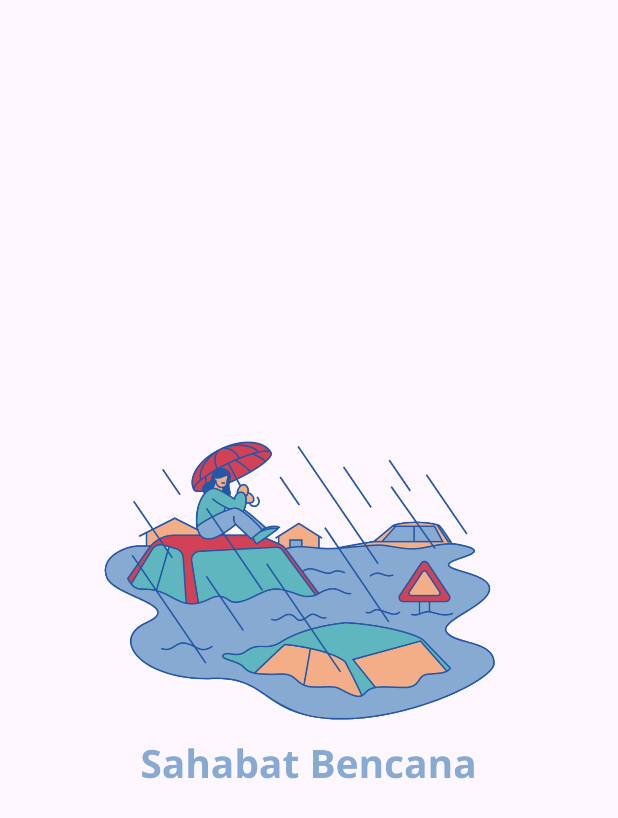
After one commit to GG-3-0-Mobile-Engineering/ME14-SahabatBencana-GG3MEGP0573-MiftahulHuda, an Android app: the SplashScreenFragment screen opened directly, with no data from a screen before it, on a phone screen of 412 x 824 dp. The commit adds this screen. Shown: the top 818 px of the screen. Run offline under Robolectric (Android 15) with nearby library versions, the phone set to English and light mode, and no system bars; 3 statements that could not run were skipped.

Commit message:
feat(main): added notification & splash screen

```diff
--- a/app/src/main/AndroidManifest.xml
+++ b/app/src/main/AndroidManifest.xml
@@ -2,6 +2,7 @@
 <manifest xmlns:android="http://schemas.android.com/apk/res/android"
     xmlns:tools="http://schemas.android.com/tools">
 
+    <uses-permission android:name="android.permission.POST_NOTIFICATIONS" />
     <application
         android:name=".MyApplication"
         android:allowBackup="true"
--- /dev/null
+++ b/app/src/main/java/com/miftahulhudaf/sahabatbencana/SplashScreenFragment.kt
@@ -0,0 +1,37 @@
+package com.miftahulhudaf.sahabatbencana
+
+import android.os.Bundle
+import android.os.Handler
+import android.os.Looper
+import androidx.fragment.app.Fragment
+import android.view.LayoutInflater
+import android.view.View
+import android.view.ViewGroup
+import androidx.navigation.fragment.findNavController
+import com.huda.sahabatbanjir.notification.WorkManagerHandler
+
+class SplashScreenFragment : Fragment() {
+
+
+    override fun onCreateView(
+        inflater: LayoutInflater, container: ViewGroup?,
+        savedInstanceState: Bundle?
+    ): View? {
+        val view = inflater.inflate(R.layout.fragment_splash_screen, container, false)
+
+
+        Handler(Looper.getMainLooper()).postDelayed({
+            findNavController().navigate(R.id.action_splashScreenFragment_to_mapsFragment)
+        }, 3000)
+
+
+        val handler = context?.let { WorkManagerHandler(it) }
+        if (handler != null) {
+            handler.cancelNotificationWorker()
+            handler.scheduleNotificationWorker()
+        }
+
+        return view
+    }
+
+}
--- a/app/src/main/java/com/miftahulhudaf/sahabatbencana/data/api/ApiService.kt
+++ b/app/src/main/java/com/miftahulhudaf/sahabatbencana/data/api/ApiService.kt
@@ -19,5 +19,6 @@ interface ApiService {
     @GET("floodgauges")
     suspend fun getMonitoring(
         @Query("admin") admin: String = "ID-JK",
+        @Query("minimum_state") minimumState: Int = 1
     ): MonitoringResponse
 }
--- /dev/null
+++ b/app/src/main/java/com/miftahulhudaf/sahabatbencana/notifications/WorkManagerHandler.kt
@@ -0,0 +1,45 @@
+package com.huda.sahabatbanjir.notification
+
+import android.content.Context
+import android.util.Log
+import androidx.work.Constraints
+import androidx.work.ExistingPeriodicWorkPolicy
+import androidx.work.NetworkType
+import androidx.work.PeriodicWorkRequest
+import androidx.work.WorkManager
+import java.util.concurrent.TimeUnit
+
+class WorkManagerHandler(context: Context) {
+
+    private val workManager = WorkManager.getInstance(context)
+
+    fun scheduleNotificationWorker() {
+        val constraints = Constraints.Builder()
+            .setRequiredNetworkType(NetworkType.CONNECTED)
+            .build()
+
+        Log.d("scheduleNotificationWorker", "START")
+
+        val notificationRequest = PeriodicWorkRequest.Builder(
+            NotificationWorker::class.java,
+            1, TimeUnit.HOURS
+        )
+            .setConstraints(constraints)
+            .build()
+
+        workManager.enqueueUniquePeriodicWork(
+            NOTIFICATION_WORKER_TAG,
+            ExistingPeriodicWorkPolicy.KEEP,
+            notificationRequest
+        )
+    }
+
+    fun cancelNotificationWorker() {
+        Log.d("scheduleNotificationWorker", "END")
+        workManager.cancelUniqueWork(NOTIFICATION_WORKER_TAG)
+    }
+
+    private companion object {
+        const val NOTIFICATION_WORKER_TAG = "notification_worker_tag"
+    }
+}
--- /dev/null
+++ b/app/src/main/res/drawable/ic_notifications.xml
@@ -0,0 +1,5 @@
+<vector android:height="24dp" android:tint="#000000"
+    android:viewportHeight="24" android:viewportWidth="24"
+    android:width="24dp" xmlns:android="http://schemas.android.com/apk/res/android">
+    <path android:fillColor="@android:color/white" android:pathData="M12,22c1.1,0 2,-0.9 2,-2h-4c0,1.1 0.89,2 2,2zM18,16v-5c0,-3.07 -1.64,-5.64 -4.5,-6.32L13.5,4c0,-0.83 -0.67,-1.5 -1.5,-1.5s-1.5,0.67 -1.5,1.5v0.68C7.63,5.36 6,7.92 6,11v5l-2,2v1h16v-1l-2,-2z"/>
+</vector>
--- /dev/null
+++ b/app/src/main/res/layout/fragment_splash_screen.xml
@@ -0,0 +1,23 @@
+<?xml version="1.0" encoding="utf-8"?>
+<FrameLayout
+    xmlns:android="http://schemas.android.com/apk/res/android"
+    xmlns:tools="http://schemas.android.com/tools"
+    xmlns:app="http://schemas.android.com/apk/res-auto"
+    android:layout_width="match_parent"
+    android:layout_height="match_parent"
+    android:orientation="vertical"
+    android:layout_gravity="center_vertical"
+    tools:context=".SplashScreenFragment">
+
+    <ImageView
+        android:layout_width="350dp"
+        android:layout_height="350dp"
+        android:layout_gravity="center"
+        android:contentDescription="@string/app_name"
+        android:src="@drawable/splash"
+        app:layout_constraintBottom_toBottomOf="parent"
+        app:layout_constraintEnd_toEndOf="parent"
+        app:layout_constraintStart_toStartOf="parent"
+        app:layout_constraintTop_toTopOf="parent" />
+
+</FrameLayout>
--- a/app/src/main/res/navigation/nav_graph.xml
+++ b/app/src/main/res/navigation/nav_graph.xml
@@ -3,7 +3,7 @@
     xmlns:app="http://schemas.android.com/apk/res-auto"
     xmlns:tools="http://schemas.android.com/tools"
     android:id="@+id/nav_graph"
-    app:startDestination="@id/mapsFragment">
+    app:startDestination="@id/splashScreenFragment">
 
     <fragment
         android:id="@+id/mapsFragment"
@@ -21,4 +21,13 @@
         android:name="com.miftahulhudaf.sahabatbencana.SettingFragment"
         android:label="fragment_setting"
         tools:layout="@layout/fragment_setting" />
+    <fragment
+        android:id="@+id/splashScreenFragment"
+        android:name="com.miftahulhudaf.sahabatbencana.SplashScreenFragment"
+        android:label="fragment_splash_screen"
+        tools:layout="@layout/fragment_splash_screen" >
+        <action
+            android:id="@+id/action_splashScreenFragment_to_mapsFragment"
+            app:destination="@id/mapsFragment" />
+    </fragment>
 </navigation>
--- a/app/src/main/res/values/strings.xml
+++ b/app/src/main/res/values/strings.xml
@@ -1,5 +1,9 @@
 <resources>
     <string name="app_name">SahabatBencana</string>
+
+    <string name="notification_title">Informasi Bencana</string>
+    <string name="notification_content">There is some disaster information.</string>
+    <string name="pref_notify_name">Notifikasi</string>
     <!-- TODO: Remove or change this placeholder text -->
     <string name="hello_blank_fragment">Hello blank fragment</string>
 </resources>
```
Also changed, not shown: app/src/main/java/com/miftahulhudaf/sahabatbencana/data/repository/MainRepository.kt (+9 -2 lines), app/src/main/java/com/miftahulhudaf/sahabatbencana/notifications/NotificationWorker.kt (added, +96 -0 lines), app/src/main/res/drawable/splash.png (added).
